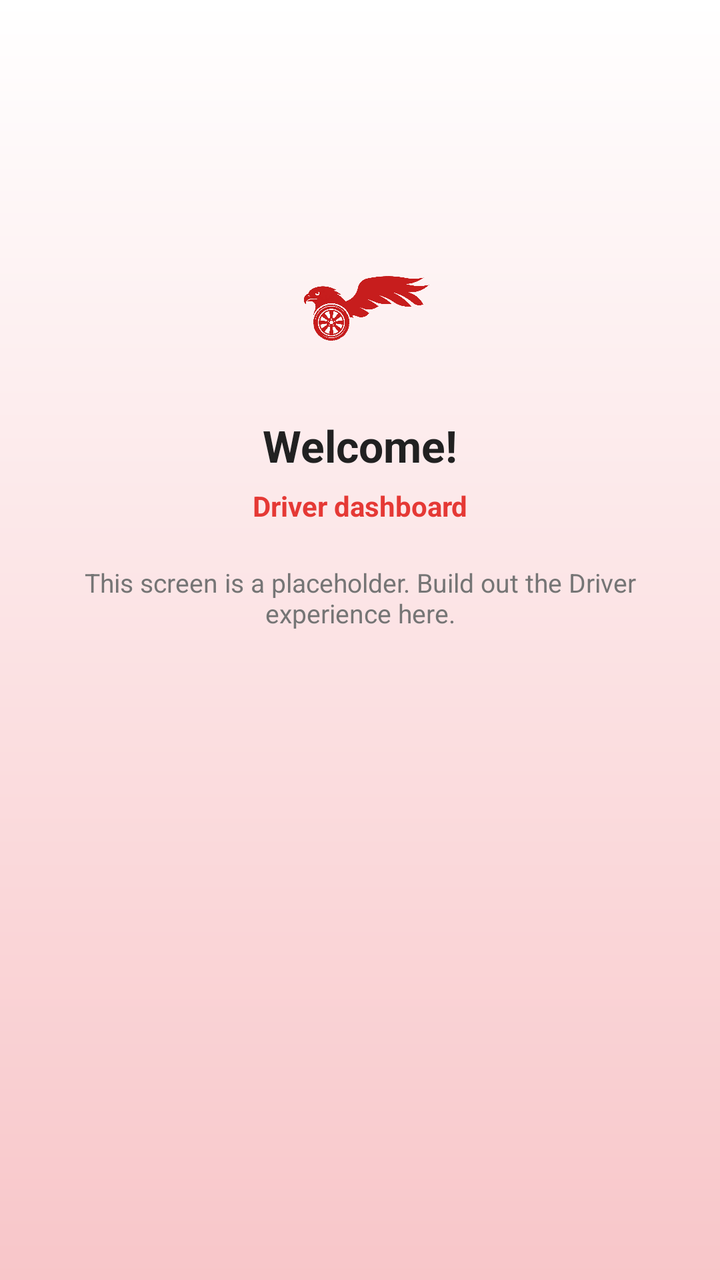
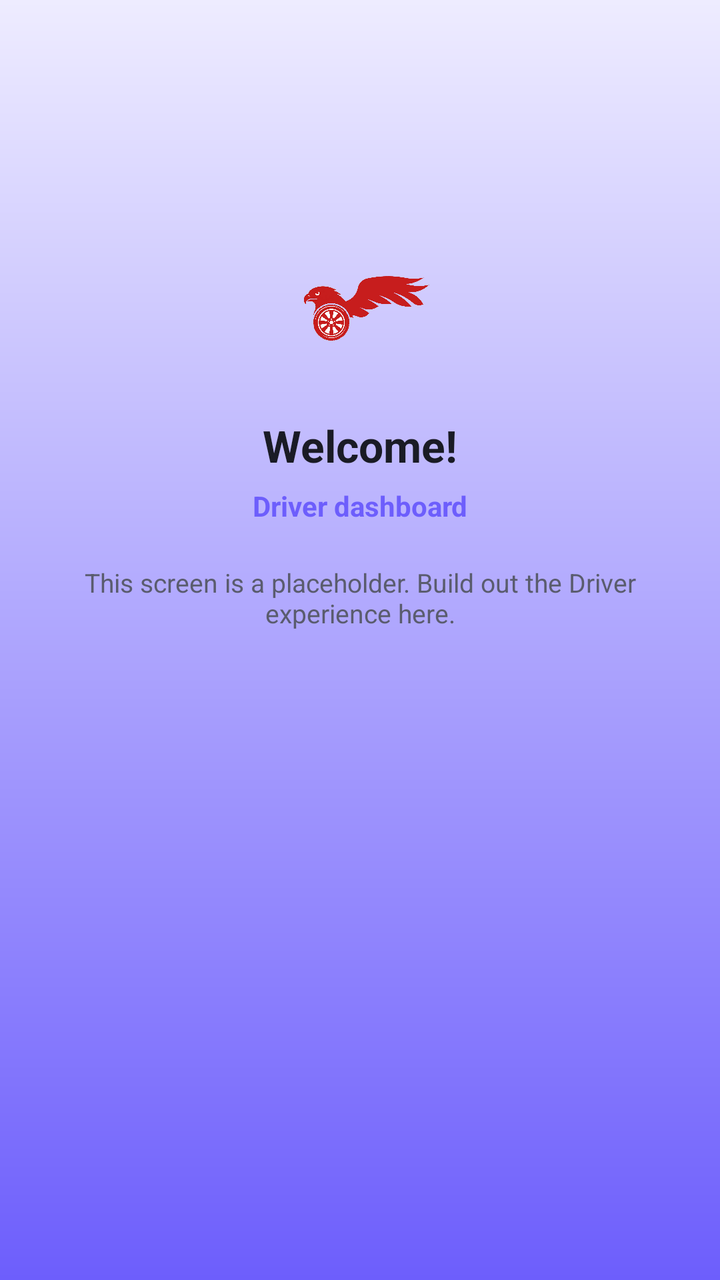

Screens rendered from an Android XML layout before and after an edit, with the pre-edit source and the edit as a unified diff.
<!-- AndroidManifest.xml: application theme Theme.RUTA -->
<!-- res/layout/activity_driver_home.xml -->
<?xml version="1.0" encoding="utf-8"?>
<androidx.constraintlayout.widget.ConstraintLayout
    xmlns:android="http://schemas.android.com/apk/res/android"
    xmlns:app="http://schemas.android.com/apk/res-auto"
    android:layout_width="match_parent"
    android:layout_height="match_parent"
    android:background="@drawable/bg_gradient_pink">

    <ImageView
        android:id="@+id/imgLogo"
        android:layout_width="72dp"
        android:layout_height="72dp"
        android:src="@drawable/ruta_logo"
        android:contentDescription="@string/app_name"
        app:layout_constraintTop_toTopOf="parent"
        app:layout_constraintStart_toStartOf="parent"
        app:layout_constraintEnd_toEndOf="parent"
        app:layout_constraintBottom_toTopOf="@id/txtWelcome"
        app:layout_constraintVertical_chainStyle="packed"
        android:layout_marginTop="120dp" />

    <TextView
        android:id="@+id/txtWelcome"
        android:layout_width="wrap_content"
        android:layout_height="wrap_content"
        android:layout_marginTop="16dp"
        android:textColor="@color/text_dark"
        android:textSize="22sp"
        android:textStyle="bold"
        android:text="Welcome!"
        app:layout_constraintTop_toBottomOf="@id/imgLogo"
        app:layout_constraintStart_toStartOf="parent"
        app:layout_constraintEnd_toEndOf="parent" />

    <TextView
        android:id="@+id/txtRoleLabel"
        android:layout_width="wrap_content"
        android:layout_height="wrap_content"
        android:layout_marginTop="6dp"
        android:textColor="@color/ruta_red"
        android:textSize="14sp"
        android:textStyle="bold"
        android:text="Driver dashboard"
        app:layout_constraintTop_toBottomOf="@id/txtWelcome"
        app:layout_constraintStart_toStartOf="parent"
        app:layout_constraintEnd_toEndOf="parent" />

    <TextView
        android:layout_width="0dp"
        android:layout_height="wrap_content"
        android:layout_marginTop="20dp"
        android:layout_marginHorizontal="40dp"
        android:gravity="center"
        android:textColor="@color/text_gray"
        android:textSize="13sp"
        android:text="This screen is a placeholder. Build out the Driver experience here."
        app:layout_constraintTop_toBottomOf="@id/txtRoleLabel"
        app:layout_constraintStart_toStartOf="parent"
        app:layout_constraintEnd_toEndOf="parent" />

</androidx.constraintlayout.widget.ConstraintLayout>
<!-- resources referenced by this layout -->
<resources>
  <color name="ruta_red">#E53935</color>
  <color name="text_dark">#212121</color>
  <color name="text_gray">#757575</color>
  <!-- drawable bg_gradient_pink (drawable) -->
  <?xml version="1.0" encoding="utf-8"?>
  <shape xmlns:android="http://schemas.android.com/apk/res/android">
      <gradient
          android:startColor="@color/ruta_pink_gradient_start"
          android:endColor="@color/ruta_pink_gradient_end"
          android:angle="90" />
  </shape>
  <!-- drawable ruta_logo: png bitmap (drawable, 202148 bytes) -->
  <string name="app_name">RUTA</string>
  <style name="Theme.RUTA" parent="Theme.MaterialComponents.DayNight.NoActionBar">
          <item name="colorPrimary">@color/ruta_red</item>
          <item name="colorPrimaryDark">@color/ruta_red_dark</item>
          <item name="colorAccent">@color/ruta_red</item>
          <item name="android:statusBarColor">@color/ruta_red</item>
          <item name="android:windowLightStatusBar" tools:targetApi="m">false</item>
      </style>
  <color name="ruta_pink_gradient_start">#F8C6C9</color>
  <color name="ruta_pink_gradient_end">#FFFFFF</color>
  <color name="ruta_red_dark">#C62828</color>
</resources>

<!-- the commit's change to res/layout/activity_driver_home.xml (unified diff, before → after) -->
@@ -24,7 +24,7 @@
         android:layout_width="wrap_content"
         android:layout_height="wrap_content"
         android:layout_marginTop="16dp"
-        android:textColor="@color/text_dark"
+        android:textColor="@color/ruta_text_primary"
         android:textSize="22sp"
         android:textStyle="bold"
         android:text="Welcome!"
@@ -37,7 +37,7 @@
         android:layout_width="wrap_content"
         android:layout_height="wrap_content"
         android:layout_marginTop="6dp"
-        android:textColor="@color/ruta_red"
+        android:textColor="@color/ruta_primary"
         android:textSize="14sp"
         android:textStyle="bold"
         android:text="Driver dashboard"
@@ -51,7 +51,7 @@
         android:layout_marginTop="20dp"
         android:layout_marginHorizontal="40dp"
         android:gravity="center"
-        android:textColor="@color/text_gray"
+        android:textColor="@color/ruta_text_secondary"
         android:textSize="13sp"
         android:text="This screen is a placeholder. Build out the Driver experience here."
         app:layout_constraintTop_toBottomOf="@id/txtRoleLabel"
<!-- resource entries referenced after the edit -->
@@ -1,8 +1,8 @@
 <!-- resources referenced by this layout -->
 <resources>
-  <color name="ruta_red">#E53935</color>
-  <color name="text_dark">#212121</color>
-  <color name="text_gray">#757575</color>
+  <color name="ruta_primary">#6D5EFC</color>
+  <color name="ruta_text_primary">#1A1B25</color>
+  <color name="ruta_text_secondary">#5A5C6E</color>
   <!-- drawable bg_gradient_pink (drawable) -->
   <?xml version="1.0" encoding="utf-8"?>
   <shape xmlns:android="http://schemas.android.com/apk/res/android">
@@ -14,14 +14,22 @@
   <!-- drawable ruta_logo: png bitmap (drawable, 202148 bytes) -->
   <string name="app_name">RUTA</string>
   <style name="Theme.RUTA" parent="Theme.MaterialComponents.DayNight.NoActionBar">
-          <item name="colorPrimary">@color/ruta_red</item>
-          <item name="colorPrimaryDark">@color/ruta_red_dark</item>
-          <item name="colorAccent">@color/ruta_red</item>
-          <item name="android:statusBarColor">@color/ruta_red</item>
+          
+          <item name="colorPrimary">@color/ruta_primary</item>
+          <item name="colorPrimaryVariant">@color/ruta_primary_dark</item>
+          <item name="colorOnPrimary">@color/white</item>
+          <item name="colorSecondary">@color/ruta_primary</item>
+          <item name="colorSecondaryVariant">@color/ruta_primary_dark</item>
+          <item name="colorOnSecondary">@color/white</item>
+  
+          
+          <item name="android:statusBarColor">@color/ruta_primary</item>
           <item name="android:windowLightStatusBar" tools:targetApi="m">false</item>
       </style>
-  <color name="ruta_pink_gradient_start">#F8C6C9</color>
-  <color name="ruta_pink_gradient_end">#FFFFFF</color>
-  <color name="ruta_red_dark">#C62828</color>
+  <color name="ruta_pink_gradient_start">@color/ruta_primary</color>
+  <color name="ruta_pink_gradient_end">@color/ruta_primary_light</color>
+  <color name="ruta_primary_dark">#4B38E0</color>
+  <color name="white">#FFFFFF</color>
+  <color name="ruta_primary_light">#EEECFF</color>
 </resources>
 
